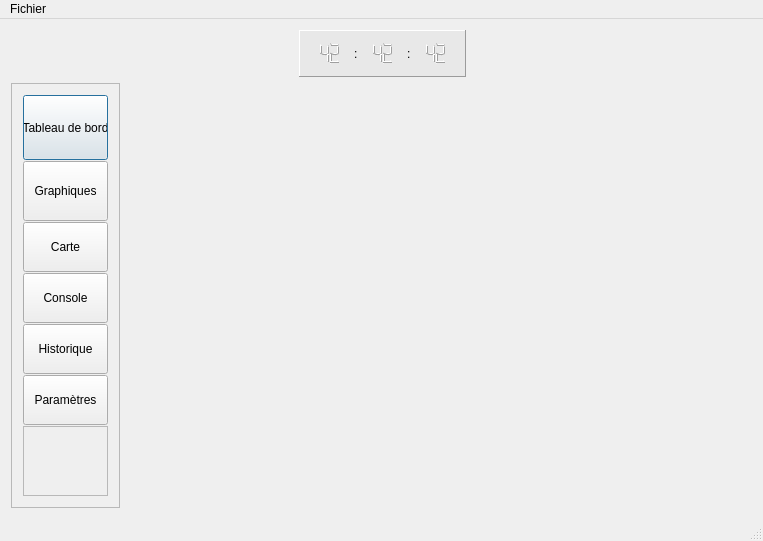
Qt form Programmation/Codes fonctionnels/Logger20/FenPrincipale.ui (mjc-ermont/2011) before a commit.
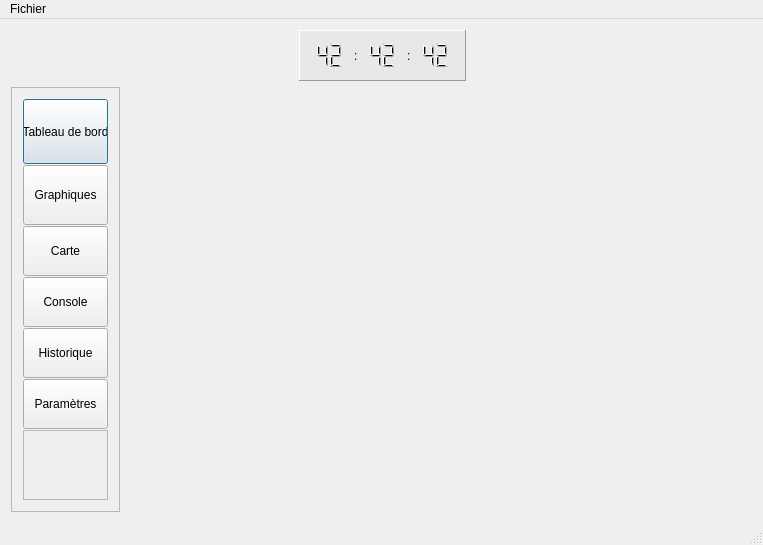
The same form after that commit. The open tabs and pages were chosen to show the change.

```diff
--- a/Programmation/Codes fonctionnels/Logger20/FenPrincipale.ui
+++ b/Programmation/Codes fonctionnels/Logger20/FenPrincipale.ui
@@ -7,7 +7,7 @@
     <x>0</x>
     <y>0</y>
     <width>763</width>
-    <height>523</height>
+    <height>545</height>
    </rect>
   </property>
   <property name="windowTitle">
@@ -17,8 +17,8 @@
    <bool>false</bool>
   </property>
   <widget class="QWidget" name="widgetCentral">
-   <layout class="QGridLayout" name="gridLayout_4">
-    <item row="0" column="0">
+   <layout class="QVBoxLayout" name="verticalLayout_5">
+    <item>
      <layout class="QGridLayout" name="gridLayout_2" rowstretch="1,8" columnstretch="1,19,0,0,0,0,0,32" columnminimumwidth="0,0,0,0,0,0,0,0">
       <item row="1" column="0">
        <widget class="QFrame" name="frame">
@@ -258,7 +258,19 @@
           </item>
          </layout>
         </widget>
-        <widget class="QWidget" name="p_maps"/>
+        <widget class="QWidget" name="p_maps">
+         <property name="sizePolicy">
+          <sizepolicy hsizetype="Expanding" vsizetype="Expanding">
+           <horstretch>0</horstretch>
+           <verstretch>0</verstretch>
+          </sizepolicy>
+         </property>
+         <layout class="QGridLayout" name="gridLayout_5">
+          <item row="0" column="0">
+           <layout class="QVBoxLayout" name="c_maps"/>
+          </item>
+         </layout>
+        </widget>
        </widget>
       </item>
       <item row="0" column="0" colspan="6">
```
Left out of the diff: 14 changed lines with no effect on the pictures.
